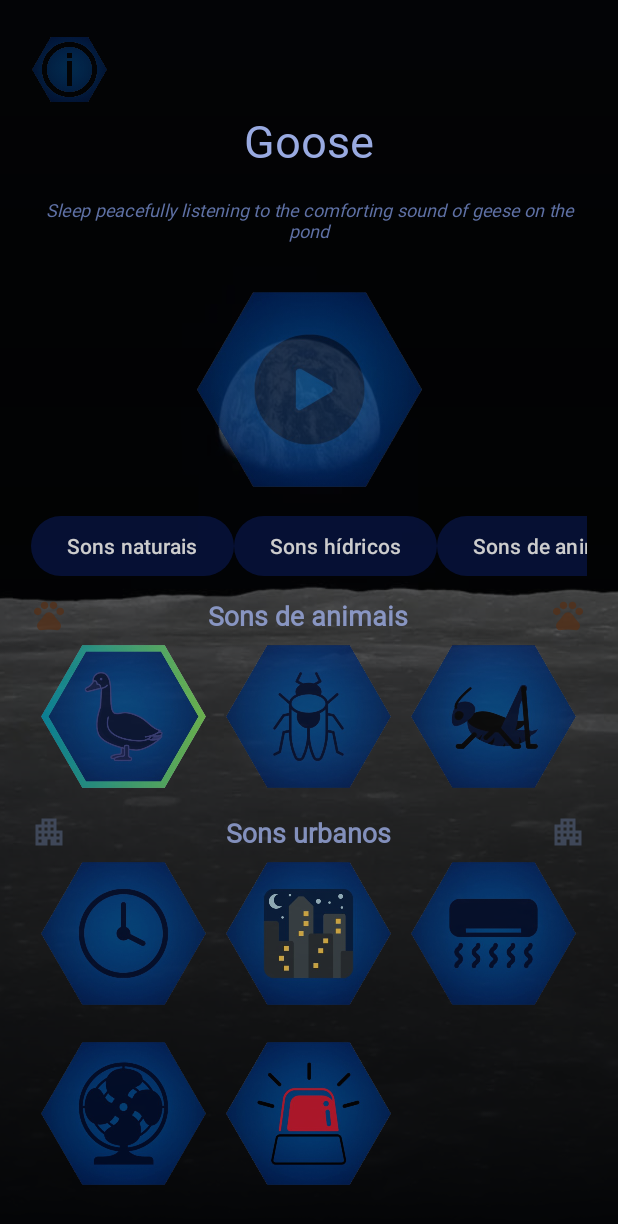
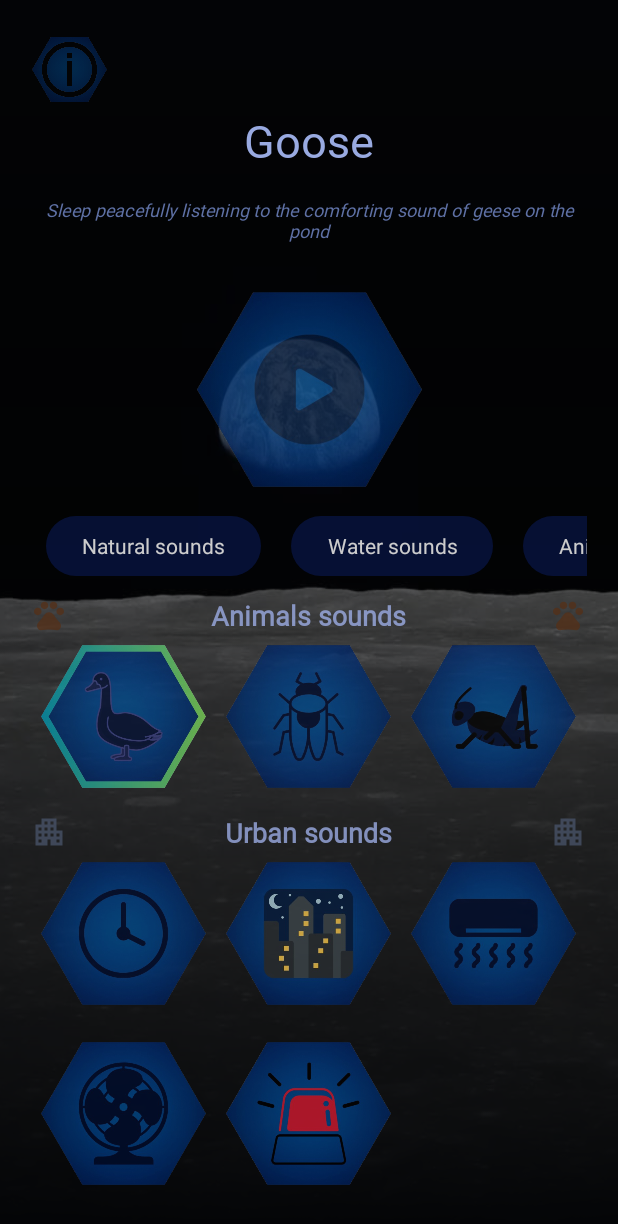
Before and after one commit to EltonC06/DormeB-App, an Android app: the MainActivity screen opened directly, with no data from a screen before it, after a tap on "GANSO", on a phone screen of 412 x 824 dp. Shown: the top 1224 px of the screen. Run offline under Robolectric (Android 15) with nearby library versions, the phone set to English and light mode, and no system bars; 3 other taps on this screen came first.

Commit message:
news elements translated

```diff
--- a/app/src/main/AndroidManifest.xml
+++ b/app/src/main/AndroidManifest.xml
@@ -12,22 +12,24 @@
         android:supportsRtl="true"
         android:theme="@style/Theme.DormeBApp"
         tools:targetApi="31">
+
+        <activity
+            android:name=".FirstActivity"
+            android:exported="true" >
+            <intent-filter>
+                <action android:name="android.intent.action.MAIN" />
+
+                <category android:name="android.intent.category.LAUNCHER" />
+            </intent-filter>
+
+        </activity>
+
         <activity
             android:name=".SecondActivity"
             android:exported="false"
             android:screenOrientation="portrait"
             tools:ignore="DiscouragedApi,LockedOrientationActivity" />
-        <activity
-            android:name=".SplashActivity"
-            android:exported="true"
-            android:screenOrientation="portrait"
-            tools:ignore="DiscouragedApi,LockedOrientationActivity">
-            <intent-filter>
-                <action android:name="android.intent.action.MAIN" />
 
-                <category android:name="android.intent.category.LAUNCHER" />
-            </intent-filter>
-        </activity>
         <activity
             android:name=".MainActivity"
             android:exported="true"
@@ -36,7 +38,7 @@
 
         <meta-data
             android:name="com.google.android.gms.ads.APPLICATION_ID"
-            android:value="ca-app-pub-6843878713996691~2869409488"/>
+            android:value="ca-app-pub-6843878713996691~2869409488" />
     </application>
 
 </manifest>
--- a/app/src/main/java/com/dormeb/dormeb/SplashActivity.kt
+++ b/app/src/main/java/com/dormeb/dormeb/FirstActivity.kt
@@ -8,6 +8,7 @@ import android.widget.TextView
 import android.widget.Toast
 import androidx.activity.enableEdgeToEdge
 import androidx.appcompat.app.AppCompatActivity
+import androidx.core.splashscreen.SplashScreen.Companion.installSplashScreen
 import androidx.core.view.ViewCompat
 import androidx.core.view.WindowInsetsCompat
 import com.dormeb.dormeb.values.AlphaValues
@@ -16,7 +17,7 @@ import kotlinx.coroutines.CoroutineScope
 import kotlinx.coroutines.Dispatchers
 import kotlinx.coroutines.launch
 
-class SplashActivity : AppCompatActivity() {
+class FirstActivity : AppCompatActivity() {
 
     private lateinit var btnStart: Button
     private lateinit var checkDontShow: CheckBox
@@ -28,13 +29,12 @@ class SplashActivity : AppCompatActivity() {
     override fun onCreate(savedInstanceState: Bundle?) {
         super.onCreate(savedInstanceState)
         enableEdgeToEdge()
-        setContentView(R.layout.activity_splash)
+        setContentView(R.layout.activity_first)
         ViewCompat.setOnApplyWindowInsetsListener(findViewById(R.id.main)) { v, insets ->
             val systemBars = insets.getInsets(WindowInsetsCompat.Type.systemBars())
             v.setPadding(systemBars.left, systemBars.top, systemBars.right, systemBars.bottom)
             insets
         }
-
 
 
         val preference = loadData()
@@ -66,11 +66,11 @@ class SplashActivity : AppCompatActivity() {
     }
 
 
-
     private fun saveData() {
-        val sharedPreferences = getSharedPreferences("UserPreference", MODE_PRIVATE) // instanciando e dando o nome
+        val sharedPreferences =
+            getSharedPreferences("UserPreference", MODE_PRIVATE) // instanciando e dando o nome
         val edit = sharedPreferences.edit() // instanciando o editor, onde eu posso botar os dados
-        edit.apply{
+        edit.apply {
             putString("Preference", checkDontShow.tag.toString())
         }.apply() // botando os dados dentro
 
@@ -78,10 +78,14 @@ class SplashActivity : AppCompatActivity() {
 
     }
 
-    private fun loadData (): String { // carregando os dados
+    private fun loadData(): String { // carregando os dados
         var preference = ""
-        val sharedPreferences = getSharedPreferences("UserPreference", MODE_PRIVATE) // instanciando e dando o nome
-        val savedPreferences =  sharedPreferences.getString("Preference", null) // pegando a chave que instanciei (null é se tivesse alguma segurança)
+        val sharedPreferences =
+            getSharedPreferences("UserPreference", MODE_PRIVATE) // instanciando e dando o nome
+        val savedPreferences = sharedPreferences.getString(
+            "Preference",
+            null
+        ) // pegando a chave que instanciei (null é se tivesse alguma segurança)
 
         preference = savedPreferences.toString()
         return preference
--- a/app/src/main/java/com/dormeb/dormeb/MainActivity.kt
+++ b/app/src/main/java/com/dormeb/dormeb/MainActivity.kt
@@ -7,6 +7,7 @@ import android.view.ViewGroup
 import android.widget.Toast
 import androidx.activity.enableEdgeToEdge
 import androidx.appcompat.app.AppCompatActivity
+import androidx.core.splashscreen.SplashScreen.Companion.installSplashScreen
 import androidx.core.view.ViewCompat
 import androidx.core.view.WindowInsetsCompat
 import com.dormeb.dormeb.databinding.ActivityMainBinding
@@ -32,6 +33,7 @@ class MainActivity : AppCompatActivity() {
             v.setPadding(systemBars.left, systemBars.top, systemBars.right, systemBars.bottom)
             insets
         }
+
 
         initInterfaceComponents()
 
--- a/app/src/main/java/com/dormeb/dormeb/SecondActivity.kt
+++ b/app/src/main/java/com/dormeb/dormeb/SecondActivity.kt
@@ -13,6 +13,7 @@ import android.widget.SeekBar
 import android.widget.Toast
 import androidx.activity.enableEdgeToEdge
 import androidx.appcompat.app.AppCompatActivity
+import androidx.core.splashscreen.SplashScreen.Companion.installSplashScreen
 import androidx.core.view.ViewCompat
 import androidx.core.view.WindowInsetsCompat
 import com.dormeb.dormeb.databinding.ActivitySecondBinding
--- a/app/src/main/res/layout/activity_splash.xml
+++ b/app/src/main/res/layout/activity_first.xml
@@ -7,14 +7,14 @@
     android:layout_height="match_parent"
     android:background="@drawable/splash_background"
     android:orientation="vertical"
-    tools:context=".SplashActivity">
+    tools:context=".FirstActivity">
 
     <TextView
         android:id="@+id/textWelcome"
         android:layout_width="0dp"
         android:layout_height="wrap_content"
         android:layout_marginTop="32dp"
-        android:text="@string/splash_welcome_msg"
+        android:text="@string/splash_appname_msg"
         android:textAlignment="center"
         android:textColor="@color/BlueforText"
         android:textColorLink="@color/white"
@@ -122,4 +122,5 @@
         app:layout_constraintEnd_toStartOf="@+id/guideline10"
         app:layout_constraintStart_toStartOf="@+id/guideline9"
         app:layout_constraintTop_toBottomOf="@+id/btnStart" />
+
 </androidx.constraintlayout.widget.ConstraintLayout>
--- a/app/src/main/res/layout/activity_main.xml
+++ b/app/src/main/res/layout/activity_main.xml
@@ -8,7 +8,6 @@
     android:background="@drawable/main_background"
     android:orientation="vertical"
     tools:context=".MainActivity">
-
 
     <HorizontalScrollView
         android:id="@+id/horizontalScroll"
@@ -22,36 +21,54 @@
 
         <LinearLayout
             android:layout_width="wrap_content"
-            android:layout_height="match_parent"
+            android:layout_height="wrap_content"
             android:orientation="horizontal"
-            android:scrollbarSize="0.1dp">
+            tools:ignore="VisualLintBounds">
 
             <Button
                 android:id="@+id/btnNatural"
-                android:layout_width="match_parent"
+                style="?android:attr/buttonBarStyle"
+                android:layout_width="wrap_content"
                 android:layout_height="wrap_content"
-                android:text="@string/btn_toaudios_natural" />
+                android:layout_marginStart="10dp"
+                android:layout_marginEnd="10dp"
+                android:text="@string/txt_natural"
+                android:contentDescription="@string/desc_btn_natural"
+                tools:ignore="DuplicateSpeakableTextCheck" />
 
             <Button
                 android:id="@+id/btnWater"
+                style="?android:attr/buttonBarStyle"
                 android:layout_width="match_parent"
                 android:layout_height="wrap_content"
-                android:text="@string/btn_toaudios_water" />
+                android:layout_marginStart="10dp"
+                android:layout_marginEnd="10dp"
+                android:text="@string/txt_water"
+                android:contentDescription="@string/desc_btn_water"
+                tools:ignore="DuplicateSpeakableTextCheck" />
 
             <Button
                 android:id="@+id/btnAnimal"
+                style="?android:attr/buttonBarStyle"
                 android:layout_width="wrap_content"
                 android:layout_height="wrap_content"
-                android:layout_weight="1"
-                android:text="@string/btn_toaudios_animal" />
+                android:layout_marginStart="10dp"
+                android:layout_marginEnd="10dp"
+                android:text="@string/txt_animal"
+                android:contentDescription="@string/desc_btn_animals"
+                tools:ignore="DuplicateSpeakableTextCheck" />
 
             <Button
                 android:id="@+id/btnUrban"
+                style="?android:attr/buttonBarStyle"
                 android:layout_width="wrap_content"
                 android:layout_height="wrap_content"
-                android:layout_weight="1"
-                android:text="@string/btn_toaudios_urban" />
+                android:layout_marginStart="10dp"
+                android:layout_marginEnd="10dp"
+                android:contentDescription="@string/desc_btn_urban"
+                android:text="@string/txt_urban" />
         </LinearLayout>
+
     </HorizontalScrollView>
 
     <ScrollView
@@ -441,5 +458,4 @@
         app:layout_constraintTop_toTopOf="parent"
         app:srcCompat="@drawable/info" />
 
-
 </androidx.constraintlayout.widget.ConstraintLayout>
--- a/app/src/main/res/values/splash.xml
+++ /dev/null
@@ -1,4 +0,0 @@
-<?xml version="1.0" encoding="utf-8"?>
-<resources>
-
-</resources>
--- a/app/src/main/res/values/strings.xml
+++ b/app/src/main/res/values/strings.xml
@@ -12,7 +12,7 @@
 
     <!-- Splash activity -->
 
-    <string name="splash_welcome_msg">DORMƎB</string>
+    <string name="splash_appname_msg">DORMƎB</string>
     <string name="splash_first_msg">Sleep Better: Our app is designed to help you sleep more easily.</string>
     <string name="splash_second_msg">Sound Choices: Personalize your experience by choosing from three types of relaxing sounds for sleep.</string>
     <string name="splash_third_msg">Easy to Use: Simple and intuitive interface so you can set up your sleep environment quickly.</string>
@@ -70,6 +70,16 @@
 
     <string name="button_pressed">pressed</string>
     <string name="button_not_pressed">not_pressed</string>
+
+    <string name="txt_natural">Natural sounds</string>
+    <string name="txt_water">Water sounds</string>
+    <string name="txt_animal">Animals sounds</string>
+    <string name="txt_urban">Urban sounds</string>
+
+    <string name="desc_btn_natural">Ir a sonidos naturales</string>
+    <string name="desc_btn_water">Ir a sonidos de agua</string>
+    <string name="desc_btn_animals">Ir a sonidos de animales</string>
+    <string name="desc_btn_urban">Ir a sonidos urbanos</string>
 
     <!--         Dialog info -->
 
@@ -133,13 +143,6 @@
     <string name="desc_imgBtnCicada" translatable="false">CIGARRA</string>
     <string name="desc_imgBtnWaterfall" translatable="false">CACHOEIRA</string>
     <string name="desc_imgBtnGoose" translatable="false">GANSO</string>
-    <string name="btn_toaudios_natural">Sons naturais</string>
-    <string name="btn_toaudios_water">Sons hídricos</string>
-    <string name="btn_toaudios_animal">Sons de animais</string>
-    <string name="btn_toaudios_urban">Sons urbanos</string>
-    <string name="txt_urban">Sons urbanos</string>
-    <string name="txt_animal">Sons de animais</string>
-    <string name="txt_water">Sons hídricos</string>
-    <string name="txt_natural">Sons naturais</string>
+
 
 </resources>
--- a/app/src/main/res/values/themes.xml
+++ b/app/src/main/res/values/themes.xml
@@ -10,4 +10,5 @@
         <item name="android:windowBackground">@color/background</item>
     </style>
 
+
 </resources>
```
Also changed, not shown: 2 other files.
